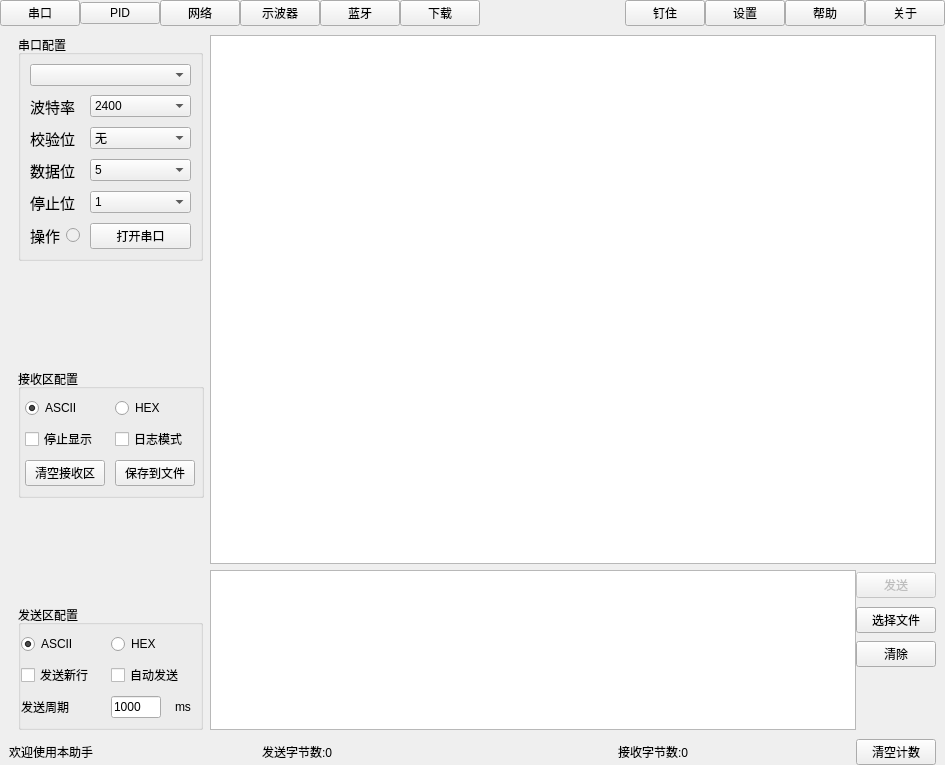
Qt form assistant/widget.ui (han-shao-jun/assistant) before a commit.
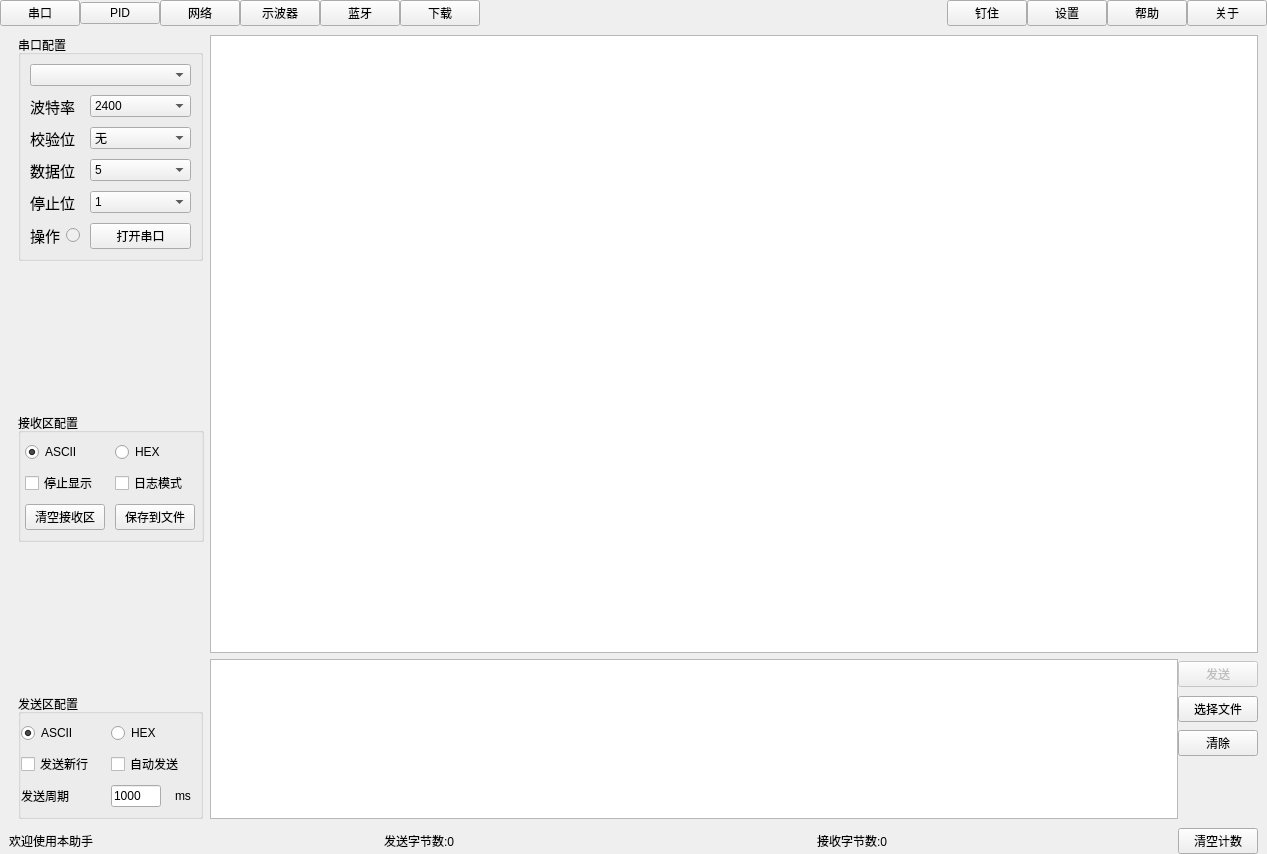
The same form after that commit. The open tabs and pages were chosen to show the change. Custom widgets are drawn as their Qt base class.

The edit to the form file:
```diff
--- a/assistant/widget.ui
+++ b/assistant/widget.ui
@@ -6,8 +6,8 @@
    <rect>
     <x>0</x>
     <y>0</y>
-    <width>945</width>
-    <height>760</height>
+    <width>1267</width>
+    <height>854</height>
    </rect>
   </property>
   <property name="maximumSize">
```
Left out of the diff: 2 changed lines with no effect on the pictures.
